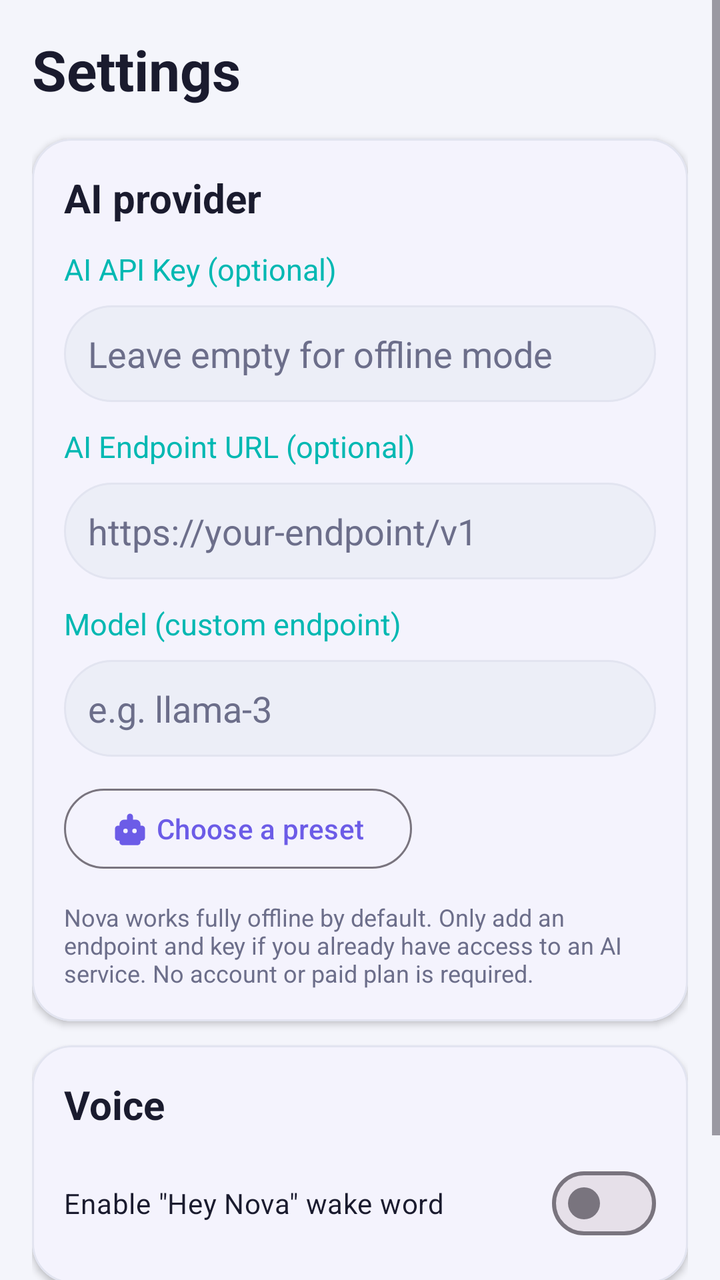
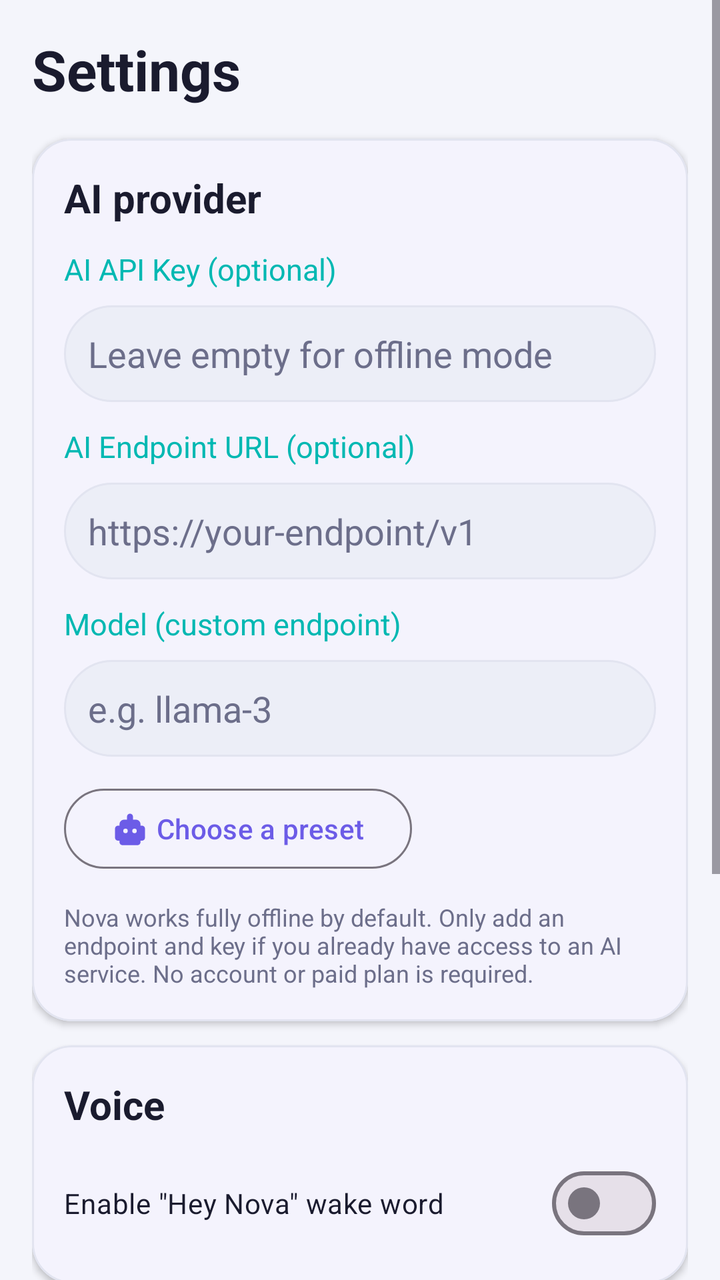

The first picture is an Android layout as it rendered before a commit; the second is the same layout after the commit. The layout source and the unified diff follow.
<!-- AndroidManifest.xml: application theme Theme.Nova -->
<!-- res/layout/activity_settings.xml -->
<?xml version="1.0" encoding="utf-8"?>
<ScrollView xmlns:android="http://schemas.android.com/apk/res/android"
    xmlns:app="http://schemas.android.com/apk/res-auto"
    android:layout_width="match_parent"
    android:layout_height="match_parent"
    android:background="@color/nova_bg"
    android:fillViewport="true"
    android:fitsSystemWindows="true">

    <LinearLayout
        android:layout_width="match_parent"
        android:layout_height="wrap_content"
        android:orientation="vertical"
        android:padding="@dimen/space_lg">

        <TextView
            android:layout_width="wrap_content"
            android:layout_height="wrap_content"
            android:text="@string/settings_title"
            style="@style/TextAppearance.Nova.Headline" />

        <com.google.android.material.card.MaterialCardView
            android:layout_width="match_parent"
            android:layout_height="wrap_content"
            android:layout_marginTop="@dimen/space_lg"
            app:cardBackgroundColor="@color/nova_surface"
            app:cardCornerRadius="@dimen/radius_md"
            app:cardElevation="2dp"
            app:strokeColor="@color/nova_card_stroke"
            app:strokeWidth="1dp">

            <LinearLayout
                android:layout_width="match_parent"
                android:layout_height="wrap_content"
                android:orientation="vertical"
                android:padding="@dimen/space_lg">

                <TextView
                    android:layout_width="wrap_content"
                    android:layout_height="wrap_content"
                    android:text="@string/section_ai"
                    style="@style/TextAppearance.Nova.Title" />

                <TextView
                    android:layout_width="wrap_content"
                    android:layout_height="wrap_content"
                    android:layout_marginTop="@dimen/space_md"
                    android:text="@string/settings_api_key"
                    android:textColor="@color/nova_accent"
                    android:textSize="@dimen/text_body" />

                <EditText
                    android:id="@+id/apiKey"
                    android:layout_width="match_parent"
                    android:layout_height="wrap_content"
                    android:layout_marginTop="@dimen/space_sm"
                    android:background="@drawable/bg_input"
                    android:hint="@string/settings_api_key_hint"
                    android:inputType="textPassword"
                    android:padding="@dimen/space_md"
                    android:textColor="@color/nova_on_surface"
                    android:textColorHint="@color/nova_muted" />

                <TextView
                    android:layout_width="wrap_content"
                    android:layout_height="wrap_content"
                    android:layout_marginTop="@dimen/space_md"
                    android:text="@string/settings_base_url"
                    android:textColor="@color/nova_accent"
                    android:textSize="@dimen/text_body" />

                <EditText
                    android:id="@+id/baseUrl"
                    android:layout_width="match_parent"
                    android:layout_height="wrap_content"
                    android:layout_marginTop="@dimen/space_sm"
                    android:background="@drawable/bg_input"
                    android:hint="@string/settings_base_url_hint"
                    android:inputType="textUri"
                    android:padding="@dimen/space_md"
                    android:textColor="@color/nova_on_surface"
                    android:textColorHint="@color/nova_muted" />

                <TextView
                    android:layout_width="wrap_content"
                    android:layout_height="wrap_content"
                    android:layout_marginTop="@dimen/space_md"
                    android:text="@string/settings_model"
                    android:textColor="@color/nova_accent"
                    android:textSize="@dimen/text_body" />

                <EditText
                    android:id="@+id/model"
                    android:layout_width="match_parent"
                    android:layout_height="wrap_content"
                    android:layout_marginTop="@dimen/space_sm"
                    android:background="@drawable/bg_input"
                    android:hint="@string/settings_model_hint"
                    android:inputType="text"
                    android:padding="@dimen/space_md"
                    android:textColor="@color/nova_on_surface"
                    android:textColorHint="@color/nova_muted" />

                <com.google.android.material.button.MaterialButton
                    android:id="@+id/btnPickModel"
                    android:layout_width="wrap_content"
                    android:layout_height="wrap_content"
                    android:layout_marginTop="@dimen/space_md"
                    android:text="@string/choose_model"
                    app:icon="@drawable/ic_model"
                    style="@style/Widget.Material3.Button.OutlinedButton" />

                <TextView
                    android:layout_width="match_parent"
                    android:layout_height="wrap_content"
                    android:layout_marginTop="@dimen/space_md"
                    android:text="@string/settings_offline_note"
                    style="@style/TextAppearance.Nova.Caption" />
            </LinearLayout>
        </com.google.android.material.card.MaterialCardView>

        <com.google.android.material.card.MaterialCardView
            android:layout_width="match_parent"
            android:layout_height="wrap_content"
            android:layout_marginTop="@dimen/space_md"
            app:cardBackgroundColor="@color/nova_surface"
            app:cardCornerRadius="@dimen/radius_md"
            app:cardElevation="2dp"
            app:strokeColor="@color/nova_card_stroke"
            app:strokeWidth="1dp">

            <LinearLayout
                android:layout_width="match_parent"
                android:layout_height="wrap_content"
                android:orientation="vertical"
                android:padding="@dimen/space_lg">

                <TextView
                    android:layout_width="wrap_content"
                    android:layout_height="wrap_content"
                    android:text="@string/section_voice"
                    style="@style/TextAppearance.Nova.Title" />

                <com.google.android.material.materialswitch.MaterialSwitch
                    android:id="@+id/switchWake"
                    android:layout_width="match_parent"
                    android:layout_height="wrap_content"
                    android:layout_marginTop="@dimen/space_md"
                    android:text="@string/settings_enable_wake"
                    android:textColor="@color/nova_on_surface" />
            </LinearLayout>
        </com.google.android.material.card.MaterialCardView>

        <com.google.android.material.button.MaterialButton
            android:id="@+id/btnSave"
            android:layout_width="match_parent"
            android:layout_height="wrap_content"
            android:layout_marginTop="@dimen/space_lg"
            android:backgroundTint="@color/nova_primary"
            android:text="@string/settings_save" />
    </LinearLayout>
</ScrollView>
<!-- resources referenced by this layout -->
<resources>
  <color name="nova_accent">#00B8B2</color>
  <color name="nova_bg">#F4F5FB</color>
  <color name="nova_card_stroke">#E2E4F0</color>
  <color name="nova_muted">#6C6E8A</color>
  <color name="nova_on_surface">#1A1B2E</color>
  <color name="nova_primary">#6C5CE7</color>
  <color name="nova_surface">#FFFFFF</color>
  <dimen name="radius_md">20dp</dimen>
  <dimen name="space_lg">16dp</dimen>
  <dimen name="space_md">12dp</dimen>
  <dimen name="space_sm">8dp</dimen>
  <dimen name="text_body">15sp</dimen>
  <!-- drawable bg_input (drawable) -->
  <?xml version="1.0" encoding="utf-8"?>
  <shape xmlns:android="http://schemas.android.com/apk/res/android"
      android:shape="rectangle">
      <solid android:color="@color/nova_surface_alt" />
      <stroke
          android:width="1dp"
          android:color="@color/nova_card_stroke" />
      <corners android:radius="@dimen/radius_pill" />
  </shape>
  <string name="choose_model">Choose a preset</string>
  <string name="section_ai">AI provider</string>
  <string name="section_voice">Voice</string>
  <string name="settings_api_key">AI API Key (optional)</string>
  <string name="settings_api_key_hint">Leave empty for offline mode</string>
  <string name="settings_base_url">AI Endpoint URL (optional)</string>
  <string name="settings_base_url_hint">https://your-endpoint/v1</string>
  <string name="settings_enable_wake">Enable \"Hey Nova\" wake word</string>
  <string name="settings_model">Model (custom endpoint)</string>
  <string name="settings_model_hint">e.g. llama-3</string>
  <string name="settings_offline_note">Nova works fully offline by default. Only add an endpoint and key if you already have access to an AI service. No account or paid plan is required.</string>
  <string name="settings_save">Save</string>
  <string name="settings_title">Settings</string>
  <style name="TextAppearance.Nova.Caption">
          <item name="android:textSize">@dimen/text_caption</item>
          <item name="android:fontFamily">sans</item>
          <item name="android:textColor">@color/nova_muted</item>
      </style>
  <style name="TextAppearance.Nova.Headline">
          <item name="android:textSize">@dimen/text_headline</item>
          <item name="android:textStyle">bold</item>
          <item name="android:fontFamily">sans</item>
          <item name="android:textColor">@color/nova_on_surface</item>
      </style>
  <style name="TextAppearance.Nova.Title">
          <item name="android:textSize">@dimen/text_title</item>
          <item name="android:textStyle">bold</item>
          <item name="android:fontFamily">sans</item>
          <item name="android:textColor">@color/nova_on_surface</item>
      </style>
  <color name="nova_surface_alt">#ECEEF7</color>
  <dimen name="radius_pill">999dp</dimen>
  <color name="white">#FFFFFF</color>
  <dimen name="text_caption">12sp</dimen>
  <dimen name="text_headline">28sp</dimen>
  <dimen name="text_title">20sp</dimen>
  <color name="nova_primary_dark">#4834D4</color>
  <color name="nova_header_end">#3B2AA8</color>
  <style name="Animation.Nova">
          <item name="android:activityOpenEnterAnimation">@anim/nova_slide_in_right</item>
          <item name="android:activityOpenExitAnimation">@anim/nova_fade_out</item>
          <item name="android:activityCloseEnterAnimation">@anim/nova_fade_in</item>
          <item name="android:activityCloseExitAnimation">@anim/nova_slide_out_right</item>
      </style>
  <!-- unchanged entries left out for length: 2 -->
</resources>

<!-- the commit's change to res/layout/activity_settings.xml (unified diff, before → after) -->
@@ -151,6 +151,45 @@
             </LinearLayout>
         </com.google.android.material.card.MaterialCardView>
 
+        <com.google.android.material.card.MaterialCardView
+            android:layout_width="match_parent"
+            android:layout_height="wrap_content"
+            android:layout_marginTop="@dimen/space_md"
+            app:cardBackgroundColor="@color/nova_surface"
+            app:cardCornerRadius="@dimen/radius_md"
+            app:cardElevation="2dp"
+            app:strokeColor="@color/nova_card_stroke"
+            app:strokeWidth="1dp">
+
+            <LinearLayout
+                android:layout_width="match_parent"
+                android:layout_height="wrap_content"
+                android:orientation="vertical"
+                android:padding="@dimen/space_lg">
+
+                <TextView
+                    android:layout_width="wrap_content"
+                    android:layout_height="wrap_content"
+                    android:text="@string/section_automation"
+                    style="@style/TextAppearance.Nova.Title" />
+
+                <TextView
+                    android:layout_width="match_parent"
+                    android:layout_height="wrap_content"
+                    android:layout_marginTop="@dimen/space_md"
+                    android:text="@string/accessibility_guide"
+                    style="@style/TextAppearance.Nova.Caption" />
+
+                <com.google.android.material.button.MaterialButton
+                    android:id="@+id/btnAccessibility"
+                    android:layout_width="wrap_content"
+                    android:layout_height="wrap_content"
+                    android:layout_marginTop="@dimen/space_md"
+                    android:text="@string/accessibility_open_settings"
+                    style="@style/Widget.Material3.Button.OutlinedButton" />
+            </LinearLayout>
+        </com.google.android.material.card.MaterialCardView>
+
         <com.google.android.material.button.MaterialButton
             android:id="@+id/btnSave"
             android:layout_width="match_parent"
<!-- resource entries referenced after the edit -->
@@ -22,8 +22,11 @@
           android:color="@color/nova_card_stroke" />
       <corners android:radius="@dimen/radius_pill" />
   </shape>
+  <string name="accessibility_guide">To let Nova tap, scroll and type on your behalf, turn on its accessibility service. Steps: open Android Accessibility settings, find \"Nova Voice Control\", switch it on and confirm the warning dialog. You can turn it off at any time.</string>
+  <string name="accessibility_open_settings">Open Accessibility settings</string>
   <string name="choose_model">Choose a preset</string>
   <string name="section_ai">AI provider</string>
+  <string name="section_automation">Voice control</string>
   <string name="section_voice">Voice</string>
   <string name="settings_api_key">AI API Key (optional)</string>
   <string name="settings_api_key_hint">Leave empty for offline mode</string>
